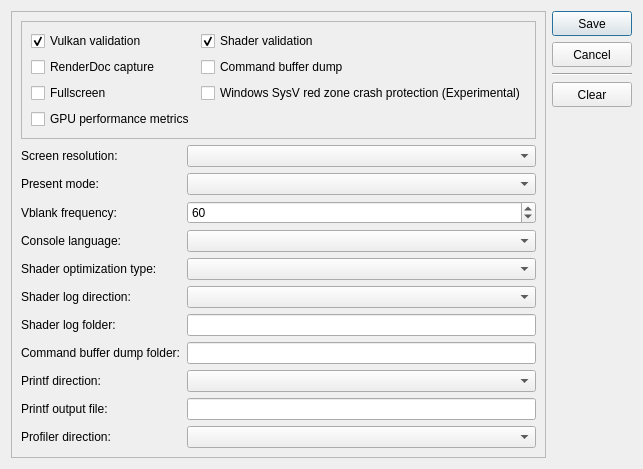
This is src/launcher/forms/configuration_edit_dialog.ui in Techx3/KytyPS5 as Qt 5 draws it before an edit. The edited form follows.
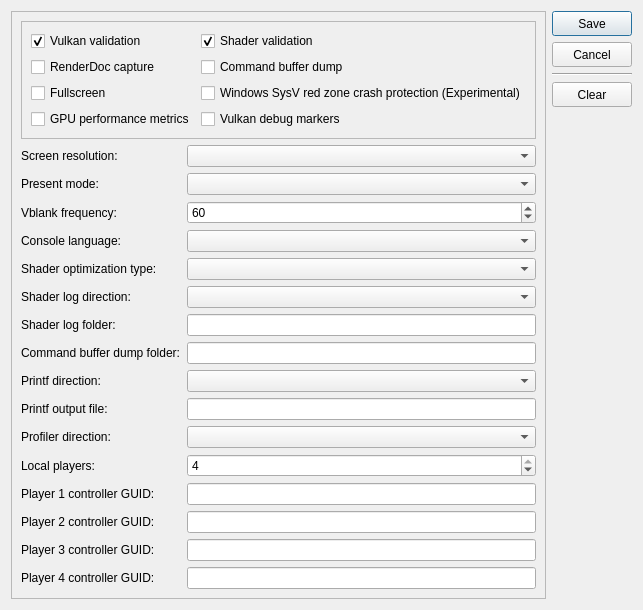
This is the edited form. Custom widgets are drawn as their Qt base class.

What changed in the file:
```diff
--- a/src/launcher/forms/configuration_edit_dialog.ui
+++ b/src/launcher/forms/configuration_edit_dialog.ui
@@ -108,6 +108,16 @@
            </property>
           </widget>
          </item>
+         <item row="3" column="1">
+          <widget class="QCheckBox" name="checkBox_vulkan_debug_markers">
+           <property name="toolTip">
+            <string>Add lightweight Vulkan object names and command labels for Nsight or RenderDoc</string>
+           </property>
+           <property name="text">
+            <string>Vulkan debug markers</string>
+           </property>
+          </widget>
+         </item>
         </layout>
        </widget>
       </item>
@@ -283,6 +293,109 @@
         </property>
        </widget>
       </item>
+      <item row="12" column="0">
+       <widget class="QLabel" name="label_local_players">
+        <property name="text">
+         <string>Local players:</string>
+        </property>
+       </widget>
+      </item>
+      <item row="12" column="1">
+       <widget class="QSpinBox" name="spinBox_local_players">
+        <property name="toolTip">
+         <string>Maximum number of local users exposed to the game</string>
+        </property>
+        <property name="minimum">
+         <number>1</number>
+        </property>
+        <property name="maximum">
+         <number>4</number>
+        </property>
+        <property name="value">
+         <number>4</number>
+        </property>
+       </widget>
+      </item>
+      <item row="13" column="0">
+       <widget class="QLabel" name="label_controller_guid_1">
+        <property name="text">
+         <string>Player 1 controller GUID:</string>
+        </property>
+       </widget>
+      </item>
+      <item row="13" column="1">
+       <widget class="QLineEdit" name="lineEdit_controller_guid_1">
+        <property name="toolTip">
+         <string>Optional 32-digit SDL GUID shown in the emulator log</string>
+        </property>
+        <property name="maxLength">
+         <number>32</number>
+        </property>
+        <property name="clearButtonEnabled">
+         <bool>true</bool>
+        </property>
+       </widget>
+      </item>
+      <item row="14" column="0">
+       <widget class="QLabel" name="label_controller_guid_2">
+        <property name="text">
+         <string>Player 2 controller GUID:</string>
+        </property>
+       </widget>
+      </item>
+      <item row="14" column="1">
+       <widget class="QLineEdit" name="lineEdit_controller_guid_2">
+        <property name="toolTip">
+         <string>Optional 32-digit SDL GUID shown in the emulator log</string>
+        </property>
+        <property name="maxLength">
+         <number>32</number>
+        </property>
+        <property name="clearButtonEnabled">
+         <bool>true</bool>
+        </property>
+       </widget>
+      </item>
+      <item row="15" column="0">
+       <widget class="QLabel" name="label_controller_guid_3">
+        <property name="text">
+         <string>Player 3 controller GUID:</string>
+        </property>
+       </widget>
+      </item>
+      <item row="15" column="1">
+       <widget class="QLineEdit" name="lineEdit_controller_guid_3">
+        <property name="toolTip">
+         <string>Optional 32-digit SDL GUID shown in the emulator log</string>
+        </property>
+        <property name="maxLength">
+         <number>32</number>
+        </property>
+        <property name="clearButtonEnabled">
+         <bool>true</bool>
+        </property>
+       </widget>
+      </item>
+      <item row="16" column="0">
+       <widget class="QLabel" name="label_controller_guid_4">
+        <property name="text">
+         <string>Player 4 controller GUID:</string>
+        </property>
+       </widget>
+      </item>
+      <item row="16" column="1">
+       <widget class="QLineEdit" name="lineEdit_controller_guid_4">
+        <property name="toolTip">
+         <string>Optional 32-digit SDL GUID shown in the emulator log</string>
+        </property>
+        <property name="maxLength">
+         <number>32</number>
+        </property>
+        <property name="clearButtonEnabled">
+         <bool>true</bool>
+        </property>
+       </widget>
+      </item>
      </layout>
     </widget>
    </item>
```
